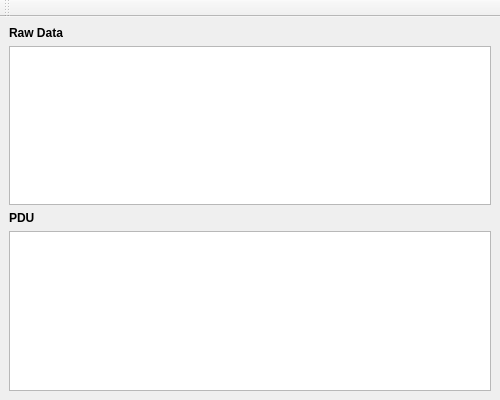
Above: forms/busmonitor.ui from ExplorerOL/QModbusExplorer before the change. Below: the same form after it.
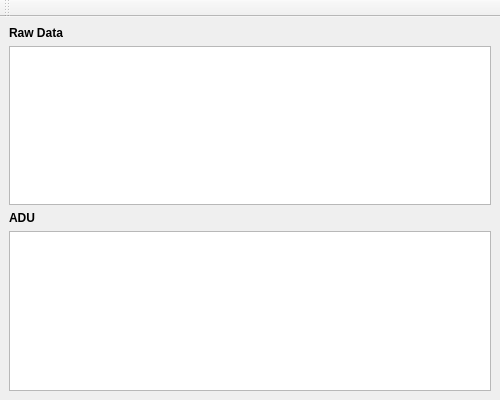
That is the form after the change. Icons and pictures are not drawn.

```diff
--- a/forms/busmonitor.ui
+++ b/forms/busmonitor.ui
@@ -88,7 +88,7 @@
          </font>
         </property>
         <property name="text">
-         <string notr="true">PDU</string>
+         <string notr="true">ADU</string>
         </property>
        </widget>
       </item>
```
